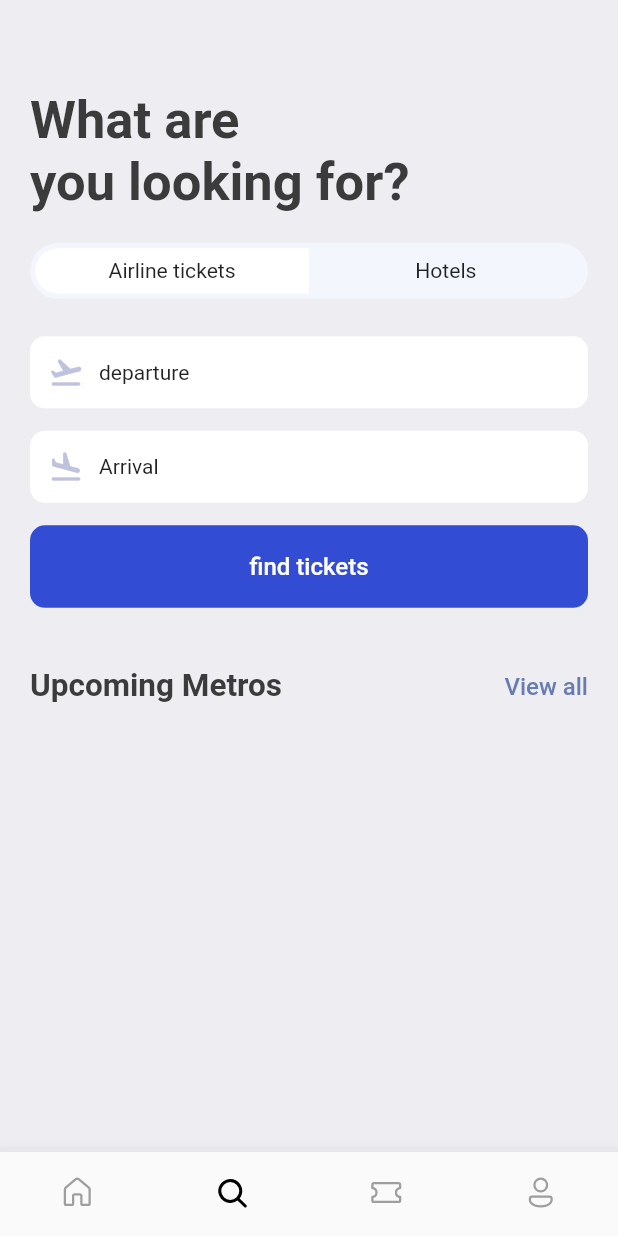
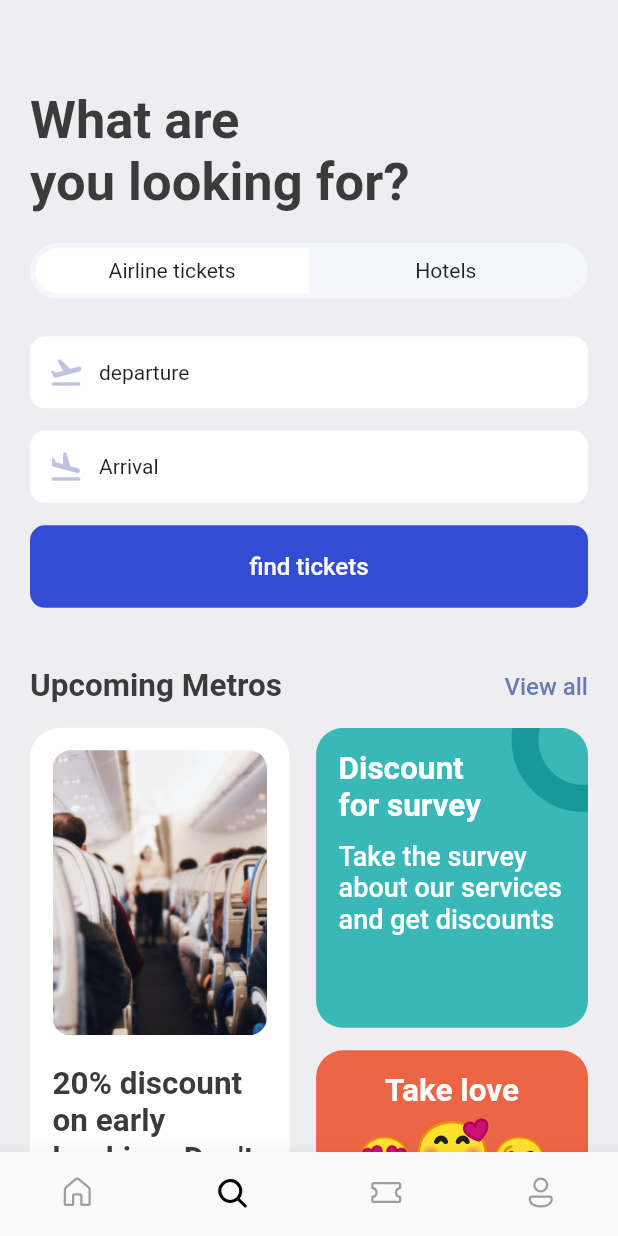
Before and after one commit to sarveshshingare/flutterTravelSmart, a Flutter app: the screen it shows after launch, item 2 of the bottom bar chosen, on a phone screen of 412 x 824 dp. Run offline on Flutter 3.47's test engine with Material 2 defaults, Android fonts, the phone set to English and light mode, and no system bars; our stand-ins replace fluentui_icons, gap, get.

Commit message:
complete screen

```diff
--- a/lib/screens/search_screen.dart
+++ b/lib/screens/search_screen.dart
@@ -75,6 +75,118 @@ class SearchScreen extends StatelessWidget {
           const Gap(40),
           const AppDoubleTextWidget(
               BigText: "Upcoming Metros", smallText: "View all"),
+          const Gap(15),
+          Row(
+            mainAxisAlignment: MainAxisAlignment.spaceBetween,
+            children: [
+              Container(
+                height: 425,
+                width: size.width * 0.42,
+                padding: EdgeInsets.symmetric(horizontal: 15, vertical: 15),
+                decoration: BoxDecoration(
+                    color: Colors.white,
+                    boxShadow: [
+                      BoxShadow(
+                          color: Colors.grey.shade200,
+                          blurRadius: 3,
+                          spreadRadius: 3)
+                    ],
+                    borderRadius: BorderRadius.circular(20)),
+                child: Column(
+                  children: [
+                    Container(
+                      height: 190,
+                      decoration: BoxDecoration(
+                          borderRadius: BorderRadius.circular(12),
+                          image: const DecorationImage(
+                              fit: BoxFit.cover,
+                              image: AssetImage("assets/images/sit.jpg"))),
+                    ),
+                    const Gap(20),
+                    Text(
+                      "20% discount on early booking. Don't miss the chance ",
+                      style: Styles.headlineStyle2,
+                    )
+                  ],
+                ),
+              ),
+              Column(
+                children: [
+                  Stack(
+                    children: [
+                      Container(
+                        width: size.width * 0.44,
+                        height: 200,
+                        decoration: BoxDecoration(
+                            color: Color(0xff3ab8b8),
+                            borderRadius: BorderRadius.circular(18)),
+                        padding:
+                            EdgeInsets.symmetric(vertical: 15, horizontal: 15),
+                        child: Column(
+                          crossAxisAlignment: CrossAxisAlignment.start,
+                          children: [
+                            Text(
+                              "Discount\nfor survey",
+                              style: Styles.headlineStyle2.copyWith(
+                                  fontWeight: FontWeight.bold,
+                                  color: Colors.white),
+                            ),
+                            Gap(10),
+                            Text(
+                              "Take the survey about our services and get discounts ",
+                              style: Styles.headlineStyle2.copyWith(
+                                  fontWeight: FontWeight.w500,
+                                  color: Colors.white,
+                                  fontSize: 18),
+                            ),
+                          ],
+                        ),
+                      ),
+                      Positioned(
+                          right: -45,
+                          top: -40,
+                          child: Container(
+                            padding: EdgeInsets.all(30),
+                            decoration: BoxDecoration(
+                                shape: BoxShape.circle,
+                                border: Border.all(
+                                    width: 18, color: Color(0xff189999)),
+                                color: Colors.transparent),
+                          )),
+                    ],
+                  ),
+                  const Gap(15),
+                  Container(
+                    width: size.width * 0.44,
+                    height: 210,
+                    padding: EdgeInsets.symmetric(vertical: 15, horizontal: 15),
+                    decoration: BoxDecoration(
+                        borderRadius: BorderRadius.circular(18),
+                        color: Color(0xffec6545)),
+                    child: Column(
+                      children: [
+                        Text(
+                          "Take love",
+                          style: Styles.headlineStyle2.copyWith(
+                            color: Colors.white,
+                            fontWeight: FontWeight.bold,
+                          ),
+                          textAlign: TextAlign.center,
+                        ),
+                        const Gap(5),
+                        RichText(
+                            text: const TextSpan(children: [
+                          TextSpan(text: '😍', style: TextStyle(fontSize: 30)),
+                          TextSpan(text: '🥰', style: TextStyle(fontSize: 42)),
+                          TextSpan(text: '😘', style: TextStyle(fontSize: 30))
+                        ]))
+                      ],
+                    ),
+                  )
+                ],
+              )
+            ],
+          )
         ],
       ),
     );
```
